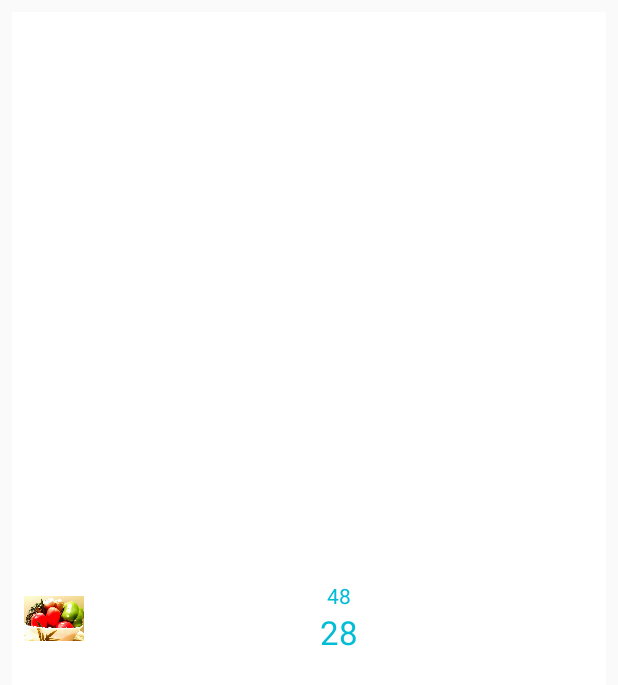
After one commit to nilohit-github/CalorieCountdown, an Android app: the layout widget_calorie.xml on its own in the app's theme, with its tools: preview values and no code run, on a phone screen of 412 x 824 dp. The commit adds this screen. Shown: the top 685 px of the screen. Run offline under Robolectric (Android 15) with nearby library versions, the phone set to English and light mode, and no system bars.

Commit message:
widget added

```diff
--- /dev/null
+++ b/app/src/main/res/drawable/touch_selector_white.xml
@@ -0,0 +1,33 @@
+<?xml version="1.0" encoding="utf-8"?>
+<!--
+     Copyright (C) 2015 The Android Open Source Project
+     Licensed under the Apache License, Version 2.0 (the "License");
+     you may not use this file except in compliance with the License.
+     You may obtain a copy of the License at
+
+          http://www.apache.org/licenses/LICENSE-2.0
+
+     Unless required by applicable law or agreed to in writing, software
+     distributed under the License is distributed on an "AS IS" BASIS,
+     WITHOUT WARRANTIES OR CONDITIONS OF ANY KIND, either express or implied.
+     See the License for the specific language governing permissions and
+     limitations under the License.
+ -->
+<!-- This selector works everywhere, but does not support ripple -->
+<selector xmlns:android="http://schemas.android.com/apk/res/android">
+    <item android:state_activated="true" android:state_focused="false"
+        android:drawable="@color/activated"/>
+
+    <item android:state_window_focused="false" android:drawable="@color/white" />
+
+    <!-- Even though these two point to the same resource, have two states so the drawable will invalidate itself when coming out of pressed state. -->
+    <item android:state_focused="true"  android:state_enabled="false" android:state_pressed="true" android:drawable="@drawable/abc_list_selector_holo_light" />
+    <item android:state_focused="true"  android:state_enabled="false"                              android:drawable="@drawable/abc_list_selector_holo_light" />
+    <item android:state_focused="true"                                android:state_pressed="true" android:drawable="@drawable/abc_list_selector_holo_light" />
+    <item android:state_focused="false"                               android:state_pressed="true" android:drawable="@drawable/abc_list_selector_holo_light" />
+    <item android:state_focused="true"                                                             android:drawable="@drawable/abc_list_selector_holo_light" />
+
+    <!-- Default, "just hangin' out" state.  This is part of
+         ActionBarCompat -->
+    <item android:drawable="@color/white" />
+</selector>
--- /dev/null
+++ b/app/src/main/res/layout/widget_calorie.xml
@@ -0,0 +1,52 @@
+<?xml version="1.0" encoding="utf-8"?>
+<FrameLayout xmlns:android="http://schemas.android.com/apk/res/android"
+    xmlns:tools="http://schemas.android.com/tools"
+    android:layout_width="match_parent"
+    android:layout_height="match_parent"
+    android:padding="@dimen/widget_margin">
+
+    <RelativeLayout
+        android:id="@+id/widget"
+        android:layout_width="match_parent"
+        android:layout_height="match_parent"
+        android:background="@drawable/touch_selector_white"
+        android:padding="8dp">
+
+        <ImageView
+            android:id="@+id/widget_icon"
+            android:layout_width="@dimen/widget_today_min_resize_width"
+            android:layout_height="match_parent"
+            android:layout_centerVertical="true"
+            android:scaleType="centerInside"
+            tools:src="@drawable/welcome" />
+
+        <LinearLayout
+            android:layout_width="wrap_content"
+            android:layout_height="wrap_content"
+            android:layout_alignParentRight="true"
+            android:layout_centerVertical="true"
+            android:layout_toRightOf="@id/widget_icon"
+            android:orientation="vertical">
+
+            <TextView
+                android:id="@+id/widget_description"
+                android:layout_width="wrap_content"
+                android:layout_height="wrap_content"
+                android:layout_gravity="center_horizontal"
+                android:fontFamily="sans-serif"
+                android:textAppearance="?android:textAppearanceSmall"
+                android:textColor="@color/colorAccent"
+                tools:text="48" />
+
+            <TextView
+                android:id="@+id/widget_value"
+                android:layout_width="wrap_content"
+                android:layout_height="wrap_content"
+                android:layout_gravity="center_horizontal"
+                android:fontFamily="sans-serif"
+                android:textAppearance="?android:textAppearanceLarge"
+                android:textColor="@color/colorAccent"
+                tools:text="28" />
+        </LinearLayout>
+    </RelativeLayout>
+</FrameLayout>
--- a/app/src/main/res/values/colors.xml
+++ b/app/src/main/res/values/colors.xml
@@ -6,4 +6,6 @@
     <color name="material_blue_lightest">#B3E5FC</color>
     <color name="yellow">#ffff00</color>
     <color name="search">#008C9F</color>
+    <color name="activated">#E0E0E0</color>
+    <color name="white">#FFFFFF</color>
 </resources>
--- a/app/src/main/res/values/dimens.xml
+++ b/app/src/main/res/values/dimens.xml
@@ -4,5 +4,11 @@
     <dimen name="activity_vertical_margin">16dp</dimen>
     <dimen name="welcome_text_size">35sp</dimen>
     <dimen name="welcome_text_margin">4dp</dimen>
+    <dimen name="widget_today_default_width">110dp</dimen>
+    <dimen name="widget_today_default_height">40dp</dimen>
+    <dimen name="widget_today_min_resize_width">40dp</dimen>
+    <dimen name="widget_today_min_resize_height">@dimen/widget_today_default_height</dimen>
+    <dimen name="widget_today_large_width">220dp</dimen>
+    <dimen name="widget_margin">8dp</dimen>
 
 </resources>
```
Also changed, not shown: app/src/main/AndroidManifest.xml (+13 -0 lines), app/src/main/java/com/appguru/android/caloriecountdown/Utility/Utilities.java (+27 -0 lines), app/src/main/java/com/appguru/android/caloriecountdown/Widget/CalorieWidgetIntentService.java (added, +130 -0 lines), app/src/main/java/com/appguru/android/caloriecountdown/Widget/MyWidgetProvider.java (added, +36 -0 lines), app/src/main/res/drawable/today_touch_selector.xml (added, +28 -0 lines), app/src/main/res/drawable/touch_selector.xml (added, +33 -0 lines), app/src/main/res/drawable/touch_selector_activated.xml (added, +33 -0 lines), app/src/main/res/xml/widget_info.xml (added, +8 -0 lines).
